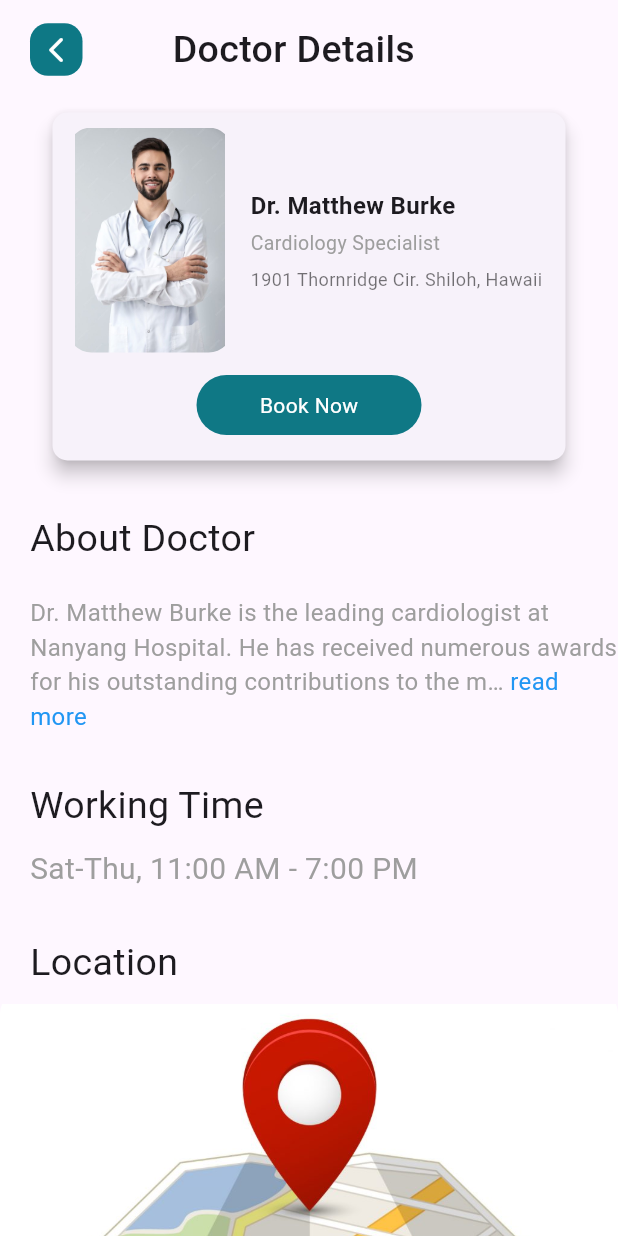
After one commit to MElwakel/MedCare, a Flutter app: the DoctorDetials screen opened directly, on a phone screen of 412 x 824 dp. The commit adds this screen. Run offline on Flutter 3.47's test engine with Material 3 defaults, Android fonts, the phone set to English and light mode, and no system bars; drawn by our look-alikes of readmore; our stand-ins replace font_awesome_flutter, pin_code_fields.

Commit message:
add doctor details view

```diff
--- /dev/null
+++ b/lib/core/widgets/appbar_widget.dart
@@ -0,0 +1,20 @@
+import 'package:flutter/material.dart';
+import 'package:medcare/core/widgets/back_icon_widget.dart';
+
+class AppBarWidget extends StatelessWidget {
+  const AppBarWidget({
+    super.key,
+  });
+
+  @override
+  Widget build(BuildContext context) {
+    return Row(
+      children: [
+        SizedBox(width: 20),
+        BackIconWidget(),
+        SizedBox(width: 60),
+        Text("Doctor Details", style: TextStyle(fontSize: 25,fontWeight: FontWeight.w500)),
+      ],
+    );
+  }
+}
--- /dev/null
+++ b/lib/features/doctors/presentation/views/doctor_details_view.dart
@@ -0,0 +1,13 @@
+import 'package:flutter/material.dart';
+import 'package:medcare/features/doctors/presentation/views/widgets/doctor_datails_body.dart';
+
+class DoctorDetials extends StatelessWidget {
+  const DoctorDetials({super.key});
+
+  @override
+  Widget build(BuildContext context) {
+    return Scaffold(
+      body: DoctorDetailsViewBody(),
+    );
+  }
+}
--- a/lib/features/doctors/presentation/views/widgets/category_doctor_sliver_list.dart
+++ b/lib/features/doctors/presentation/views/widgets/category_doctor_sliver_list.dart
@@ -1,4 +1,6 @@
 import 'package:flutter/material.dart';
+import 'package:medcare/features/doctors/presentation/views/doctor_details_view.dart';
+import 'package:medcare/features/doctors/presentation/views/widgets/doctor_datails_body.dart';
 
 import 'category_doctor_item.dart';
 
@@ -9,7 +11,9 @@ class CategoryDoctorSliverList extends StatelessWidget {
   Widget build(BuildContext context) {
     return SliverList(
       delegate: SliverChildBuilderDelegate(childCount: 20, (context, index) {
-        return CategoryDoctorItem();
+        return GestureDetector(onTap: () {
+          Navigator.push(context, MaterialPageRoute(builder: (context)=>DoctorDetials()));
+        },child:CategoryDoctorItem());
       }),
     );
   }
--- /dev/null
+++ b/lib/features/doctors/presentation/views/widgets/doctor_card.dart
@@ -0,0 +1,85 @@
+import 'package:flutter/material.dart';
+
+class DoctorCard extends StatelessWidget {
+  const DoctorCard({super.key});
+
+  @override
+  Widget build(BuildContext context) {
+    return
+    //backgroundColor: const Color.fromARGB(255, 252, 252, 252),
+    SizedBox(
+      height: 240,
+      width: 350,
+      child: Card(
+        elevation: 5,
+        shape: RoundedRectangleBorder(borderRadius: BorderRadius.circular(10)),
+        child: Column(
+          mainAxisSize: MainAxisSize.min,
+          children: [
+            SizedBox(height: 10,),
+            Row(
+              children: [
+                SizedBox(width: 10,),
+                Container(
+                  height: 150,
+                  width: 110,
+                  decoration: BoxDecoration(
+                    borderRadius: BorderRadius.circular(16),
+                    image: DecorationImage(
+                      image: AssetImage("assets/images/doctor_image_test.jpeg"),
+                    ),
+                  ),
+                ),
+                SizedBox(width: 12),
+
+                Expanded(
+                  child: Column(
+                    crossAxisAlignment: CrossAxisAlignment.start,
+                    children: const [
+                      Text(
+                        'Dr. Matthew Burke',
+                        style: TextStyle(
+                          fontSize: 16,
+                          fontWeight: FontWeight.w700,
+                        ),
+                      ),
+                      SizedBox(height: 4),
+                      Text(
+                        'Cardiology Specialist',
+                        style: TextStyle(fontSize: 13, color: Colors.grey),
+                      ),
+                      SizedBox(height: 6),
+                      Text(
+                        '1901 Thornridge Cir. Shiloh, Hawaii',
+                        style: TextStyle(fontSize: 12, color: Colors.black54),
+                      ),
+                    ],
+                  ),
+                ),
+              ],
+            ),
+            SizedBox(height: 15),
+            GestureDetector(
+              onTap: () {},
+              child: Container(
+                height: 40,
+                width: 150,
+                child: Center(
+                  child: Text(
+                    "Book Now",
+                    style: TextStyle(color: Colors.white),
+                  ),
+                ),
+                decoration: BoxDecoration(
+                  color: Color(0xff0F7885),
+                  borderRadius: BorderRadius.circular(20),
+                ),
+              ),
+            ),
+            SizedBox(height: 10),
+          ],
+        ),
+      ),
+    );
+  }
+}
--- /dev/null
+++ b/lib/features/doctors/presentation/views/widgets/doctor_datails_body.dart
@@ -0,0 +1,31 @@
+import 'package:flutter/material.dart';
+import 'package:medcare/core/widgets/appbar_widget.dart';
+import 'package:medcare/features/doctors/presentation/views/widgets/doctor_card.dart';
+import 'package:medcare/features/doctors/presentation/views/widgets/doctor_info_section.dart';
+
+class DoctorDetailsViewBody extends StatelessWidget {
+  @override
+  Widget build(BuildContext context) {
+    return Scaffold(
+
+      body: SafeArea(
+
+        child: SingleChildScrollView(
+          child: Column(
+            mainAxisAlignment: MainAxisAlignment.start,
+            children: [
+               SizedBox(height: 15,),
+              AppBarWidget(),
+
+              SizedBox(height: 20),
+              DoctorCard(),
+              SizedBox(height: 10),
+
+              DoctorInfoSection(),
+            ],
+          ),
+        ),
+      ),
+    );
+  }
+}
--- /dev/null
+++ b/lib/features/doctors/presentation/views/widgets/doctor_info_section.dart
@@ -0,0 +1,74 @@
+import 'package:flutter/material.dart';
+import 'package:readmore/readmore.dart';
+
+// ignore: must_be_immutable
+class DoctorInfoSection extends StatelessWidget {
+
+String text =
+      "Dr. Matthew Burke is the leading cardiologist at Nanyang Hospital. He has received numerous awards for his outstanding contributions to the medical field. He offers private consultations and has over 20 years of experience in diagnosing and treating complex heart conditions. Dr. Burke is known for his compassionate approach to patients and his meticulous attention to detail, ensuring the highest standard of care. He is currently developing innovative programs for heart disease prevention and is considered a leading medical authority in the region.";
+
+
+
+  @override
+  Widget build(BuildContext context) {
+    return Column(
+      children: [
+        Padding(
+                padding: const EdgeInsets.only(bottom: 20, left: 20.0, top: 20),
+                child: Align(
+                  alignment: Alignment.centerLeft,
+                  child: Text('About Doctor', style: TextStyle(fontSize: 25)),
+                ),
+              ),
+
+              Padding(
+                padding: const EdgeInsets.only(left: 20.0),
+                child: ReadMoreText(
+                  text,
+                  trimLines: 3,
+                  trimMode: TrimMode.Line,
+                  style: TextStyle(fontSize: 16,color: Colors.grey),
+                  moreStyle: TextStyle(color: Colors.blue),
+                  lessStyle: TextStyle(color: Colors.blue),
+
+                ),
+              ),
+              SizedBox(height: 10),
+              Padding(
+                padding: const EdgeInsets.only(bottom: 10, left: 20.0, top: 20),
+                child: Align(
+                  alignment: Alignment.centerLeft,
+                  child: Text('Working Time', style: TextStyle(fontSize: 25)),
+                ),
+              ),
+              Padding(
+                padding: const EdgeInsets.only(left: 20.0),
+                child: Align(
+                  alignment: Alignment.centerLeft,
+                  child: Text('Sat-Thu, 11:00 AM - 7:00 PM',
+                  style: TextStyle(fontSize: 20,color: Colors.grey),),
+                ),
+              ),
+              SizedBox(height: 10),
+              Padding(
+                padding: const EdgeInsets.only( left: 20.0, top: 20),
+                child: Align(
+                  alignment: Alignment.centerLeft,
+                  child: Text('Location', style: TextStyle(fontSize: 25)),
+                ),
+              ),
+
+              Container(
+                  height: 250,
+                  width: 500,
+                  decoration: BoxDecoration(
+                    borderRadius: BorderRadius.circular(16),
+                    image: DecorationImage(
+                      image: AssetImage("assets/images/location.jpg"),
+                    ),
+                  ),
+                ),
+
+
+      ],
+    );}}
--- a/lib/features/doctors/presentation/views/widgets/popuar_doctor_list_view.dart
+++ b/lib/features/doctors/presentation/views/widgets/popuar_doctor_list_view.dart
@@ -1,4 +1,6 @@
 import 'package:flutter/material.dart';
+import 'package:medcare/features/doctors/presentation/views/doctor_details_view.dart';
+import 'package:medcare/features/doctors/presentation/views/widgets/doctor_datails_body.dart';
 import 'package:medcare/features/doctors/presentation/views/widgets/popular_doctor_item.dart';
 
 class PopularDoctorListView extends StatelessWidget {
@@ -9,7 +11,9 @@ class PopularDoctorListView extends StatelessWidget {
     return ListView.builder(
       scrollDirection: Axis.horizontal,
       itemBuilder: (context, index) {
-        return const PopularDoctorItem();
+        return GestureDetector(onTap: () {
+          Navigator.push(context, MaterialPageRoute(builder: (context)=>DoctorDetials()));
+        },child: const PopularDoctorItem());
       },
     );
   }
--- a/pubspec.yaml
+++ b/pubspec.yaml
@@ -37,7 +37,8 @@ dependencies:
   # The following adds the Cupertino Icons font to your application.
   # Use with the CupertinoIcons class for iOS style icons.
   cupertino_icons: ^1.0.8
-  intl: 0.19.0
+  readmore: ^3.0.0
+  intl: 0.20.2
   pin_code_fields: ^8.0.1
 
 dev_dependencies:
```
Also changed, not shown: assets/images/location.jpg (added), pubspec.lock.
